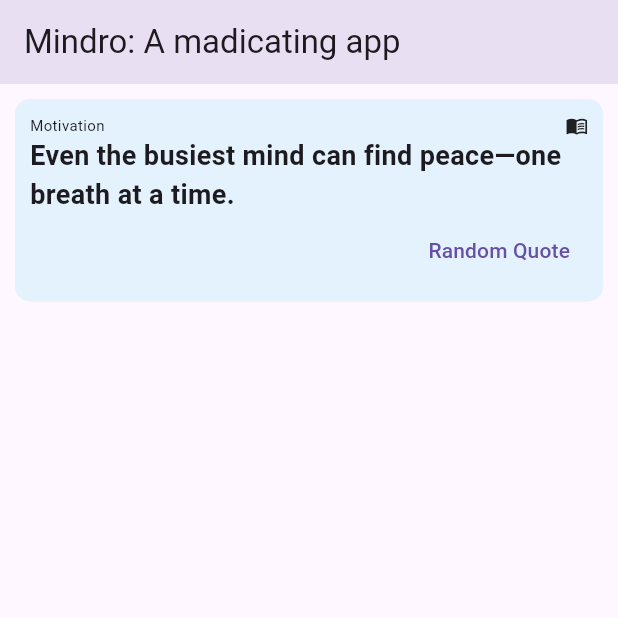
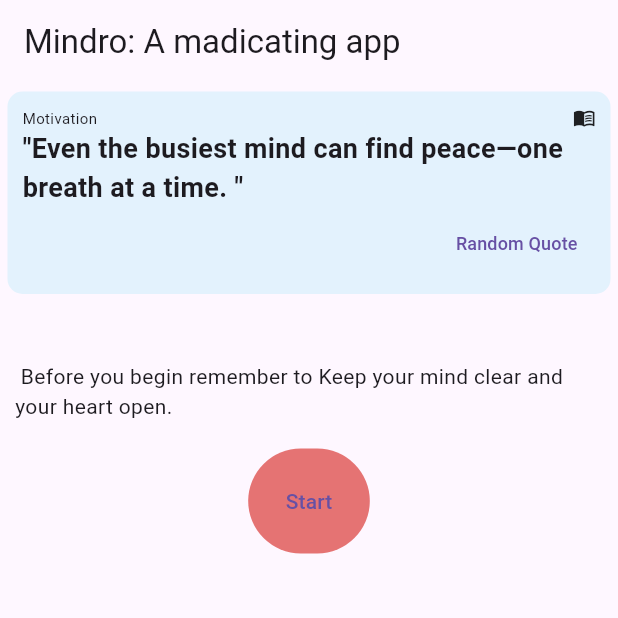
Before and after one commit to himal-13/mindro, a Flutter app: the screen it shows after launch, on a phone screen of 412 x 824 dp, the top half of it. Run offline on Flutter 3.47's test engine with Material 3 defaults, Android fonts, the light colour scheme and no system bars.

Commit message:
Add MainHome component and integrate into HomePage

```diff
--- /dev/null
+++ b/mindro/lib/components/main_home.dart
@@ -0,0 +1,73 @@
+import 'package:flutter/material.dart';
+
+class MainHome extends StatefulWidget {
+  const MainHome({super.key});
+
+  @override
+  State<MainHome> createState() => _MainHomeState();
+}
+
+class _MainHomeState extends State<MainHome> {
+  bool isPlaying = false;
+  int duration = 0;
+  @override
+  Widget build(BuildContext context) {
+    return
+       isPlaying ? Container(
+            padding: EdgeInsets.all(25),
+            decoration: BoxDecoration(
+              color: Colors.green[300],
+              borderRadius: BorderRadius.circular(10),
+            ),
+            child:
+            Column(
+              children: [
+                Text('Meditation in progress...'),
+                Text("Close your eyes and focus on your breath."),
+                SizedBox(height: 10),
+
+                TextButton(onPressed: (){
+                  setState(() {
+                    isPlaying = false;
+                  });
+                }, child: Container(
+                  padding: EdgeInsets.all(25),
+                  decoration: BoxDecoration(
+                    color: Colors.red[300],
+                    borderRadius: BorderRadius.circular(50),
+
+                  ),
+                  child: Text('Stop'),
+                )),
+              ],
+            ),
+          ) :
+    Container(
+      padding: EdgeInsets.all(10),
+      child: Column(
+        children: [
+          Text(" Before you begin remember to Keep your mind clear and your heart open."),
+          SizedBox(height: 10),
+          TextButton(onPressed: (){
+            setState(() {
+              isPlaying = true;
+            });
+          }, child: Container(
+            padding: EdgeInsets.all(25),
+            decoration: BoxDecoration(
+              color: Colors.red[300],
+              borderRadius: BorderRadius.circular(50),
+
+            ),
+
+            child: Text('Start'),
+          )),
+
+
+
+        ],
+
+      ),
+    );
+  }
+}
--- a/mindro/lib/components/motivation_quotes.dart
+++ b/mindro/lib/components/motivation_quotes.dart
@@ -44,7 +44,7 @@
   Widget build(BuildContext context) {
     return Container(
       padding: EdgeInsets.all(10),
-      margin: EdgeInsets.all(10),
+      margin: EdgeInsets.all(5),
       decoration: BoxDecoration(
         color: Colors.blue[50],
         borderRadius: BorderRadius.circular(10),
@@ -57,11 +57,11 @@
               Text("Motivation", style: TextStyle(fontSize:10),),
               Icon(Icons.menu_book, size: 15,)
               ], ),
-          Text(currestQuote, style: TextStyle(fontSize: 18, fontWeight: FontWeight.w600),),
+          Text('"$currestQuote "', style: TextStyle(fontSize: 18, fontWeight: FontWeight.w600),),
           Row(
             mainAxisAlignment: MainAxisAlignment.end,
             children: [
-              TextButton(onPressed: _generateQuote, child: Text("Random Quote")),
+              TextButton(onPressed: _generateQuote, child: Text("Random Quote", style: TextStyle(fontSize: 12),)),
             ],
           ),
         ],
--- a/mindro/lib/home_page.dart
+++ b/mindro/lib/home_page.dart
@@ -1,4 +1,5 @@
 import 'package:flutter/material.dart';
+import 'package:mindro/components/main_home.dart';
 import 'package:mindro/components/motivation_quotes.dart';
 
 class HomePage extends StatefulWidget {
@@ -14,11 +15,12 @@
     return Scaffold(
       appBar: AppBar(
         title: Text("Mindro: A madicating app"),
-        elevation: 20,
       ),
       body: Column(
         children: [
-          MotivationQuotes()
+          MotivationQuotes(),
+          const SizedBox(height: 30),
+          MainHome()
         ],
       ),
 
```
